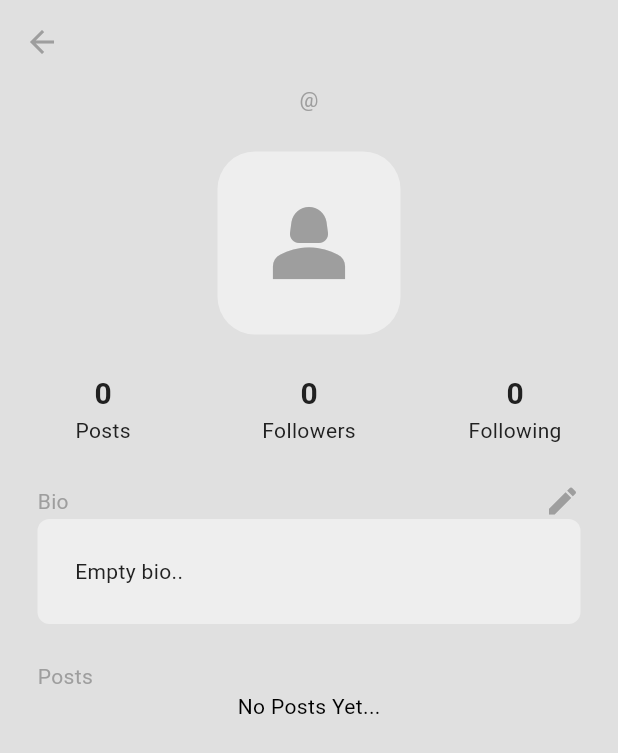
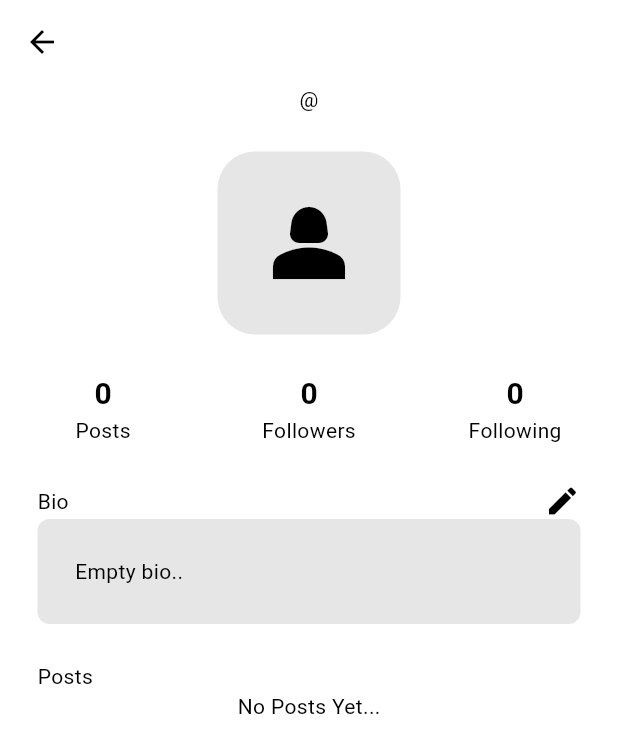
Before and after one commit to Kaushalvadi7/twitter_clone, a Flutter app: the screen it shows once a user with an empty profile is signed in, in the side drawer, after a tap on "P R O F I L E", on a phone screen of 412 x 824 dp. Shown: the top 753 px of the screen. Run offline on Flutter 3.47's test engine with Material 3 defaults, Android fonts, the phone set to English and light mode, and no system bars; our stand-ins replace cloud_firestore, firebase_auth, firebase_core, lottie; accounts and stored records are empty; network calls fail.

Commit message:
feat(ui): update theming and improve layout design
- Enhanced the app's theme for a better user experience
- Updated some layouts for improved UI consistency and responsiveness

```diff
--- a/lib/components/my_button.dart
+++ b/lib/components/my_button.dart
@@ -26,7 +26,7 @@ class MyButton extends StatelessWidget {
         child: Center(
           child: Text(
             text,
-            style: TextStyle(fontWeight: FontWeight.bold, fontSize: 22),
+            style: TextStyle(fontWeight: FontWeight.bold, fontSize: 28),
           ),
         ),
       ),
--- a/lib/components/my_drawer.dart
+++ b/lib/components/my_drawer.dart
@@ -3,6 +3,7 @@ import 'package:twitter_clone/components/my_drawer_tile.dart';
 import 'package:twitter_clone/pages/profile_page.dart';
 import 'package:twitter_clone/pages/search_page.dart';
 import 'package:twitter_clone/pages/settings_page.dart';
+import 'package:twitter_clone/services/auth/auth_gate.dart';
 import 'package:twitter_clone/services/auth/auth_service.dart';
 /*
 Drawer
@@ -19,8 +20,14 @@ class MyDrawer extends StatelessWidget {
   final _auth = AuthService();
 
   //logout function
-  void logout() {
+  void logout(BuildContext context) {
     _auth.logOut();
+
+    // Navigate to the Login Screen and remove previous screens from history
+    Navigator.push(
+      context,
+      MaterialPageRoute(builder: (context) => AuthGate()),
+    );
   }
 
   @override
@@ -33,14 +40,18 @@ class MyDrawer extends StatelessWidget {
           child: Column(
             children: [
               //app logo
+              //twitter logo
               Padding(
-                padding: const EdgeInsets.symmetric(vertical: 50.0),
-                child: Icon(
-                  Icons.person,
-                  size: 72,
-                  color: Theme.of(context).colorScheme.primary,
+                padding: const EdgeInsets.only(top: 40),
+                child: Image.asset(
+                  'assets/images/twitter_logo.jpg',
+                  height: 100,
+                  width: 150,
                 ),
               ),
+
+              const SizedBox(height: 10),
+
 
               //divider line
               Divider(color: Theme.of(context).colorScheme.secondary),
@@ -110,7 +121,7 @@ class MyDrawer extends StatelessWidget {
               MyDrawerTile(
                 title: "L O G O U T",
                 icon: Icons.logout,
-                onTap: logout,
+                onTap: () => logout(context),
               ),
               const SizedBox(height: 10),
             ],
--- a/lib/components/my_drawer_tile.dart
+++ b/lib/components/my_drawer_tile.dart
@@ -18,10 +18,10 @@ class MyDrawerTile extends StatelessWidget {
     return ListTile(
       title: Text(
         title,
-        style: TextStyle(color: Theme.of(context).colorScheme.inversePrimary),
+        style: TextStyle(color: Theme.of(context).colorScheme.inversePrimary,fontWeight: FontWeight.bold,fontSize: 18),
       ),
 
-      leading: Icon(icon, color: Theme.of(context).colorScheme.primary),
+      leading: Icon(icon, color: Theme.of(context).colorScheme.inversePrimary,size: 30,),
       onTap: onTap,
     );
   }
--- a/lib/components/my_input_alert_box.dart
+++ b/lib/components/my_input_alert_box.dart
@@ -23,9 +23,9 @@ class MyInputAlertBox extends StatelessWidget {
       ),
 
       //color
-      backgroundColor: Theme.of(context).colorScheme.surface,
+      backgroundColor: Theme.of(context).colorScheme.tertiary,
 
-      //Textfielf(user types here)
+      //Text field(user types here)
       content: TextField(
         controller: textController,
 
@@ -34,7 +34,7 @@ class MyInputAlertBox extends StatelessWidget {
         maxLines: 3,
 
         decoration: InputDecoration(
-          //border when textfield is unselected
+          //border when text field is unselected
           enabledBorder: OutlineInputBorder(
             borderSide: BorderSide(
               color: Theme.of(context).colorScheme.secondary,
@@ -42,7 +42,7 @@ class MyInputAlertBox extends StatelessWidget {
             borderRadius: BorderRadius.circular(12),
           ),
 
-          //border when textfeild is selected
+          //border when text field is selected
           focusedBorder: OutlineInputBorder(
             borderSide: BorderSide(
               color: Theme.of(context).colorScheme.primary,
@@ -54,7 +54,7 @@ class MyInputAlertBox extends StatelessWidget {
           hintText: hintText,
           hintStyle: TextStyle(color: Theme.of(context).colorScheme.primary),
 
-          //Color inside of textfeild
+          //Color inside of text field
           fillColor: Theme.of(context).colorScheme.secondary,
           filled: true,
 
--- a/lib/components/my_text_field.dart
+++ b/lib/components/my_text_field.dart
@@ -18,7 +18,7 @@ class MyTextField extends StatelessWidget {
       controller: controller,
       obscureText: obscureText,
       decoration: InputDecoration(
-        //border when unselcted
+        //border when unselected
         enabledBorder: OutlineInputBorder(
           borderSide: BorderSide(
             color: Theme.of(context).colorScheme.secondary,
@@ -28,13 +28,13 @@ class MyTextField extends StatelessWidget {
 
         //border when selected
         focusedBorder: OutlineInputBorder(
-          borderSide: BorderSide(color: Theme.of(context).colorScheme.primary),
+          borderSide: BorderSide(color: Theme.of(context).colorScheme.inversePrimary),
           borderRadius: BorderRadius.circular(8),
         ),
         fillColor: Theme.of(context).colorScheme.secondary,
         filled: true,
         hintText: hintText,
-        hintStyle: TextStyle(color: Theme.of(context).colorScheme.primary),
+        hintStyle: TextStyle(color: Theme.of(context).colorScheme.primary, ),
       ),
     );
   }
--- a/lib/pages/login_page.dart
+++ b/lib/pages/login_page.dart
@@ -1,5 +1,3 @@
-// ignore_for_file: unnecessary_string_escapes
-
 import 'package:flutter/material.dart';
 import 'package:twitter_clone/components/my_button.dart';
 import 'package:twitter_clone/components/my_loading_circle.dart';
@@ -59,13 +57,14 @@ class _LoginPageState extends State<LoginPage> {
       backgroundColor: Theme.of(context).colorScheme.surface,
       //body
       body: SafeArea(
+        child: SingleChildScrollView(
           child: Padding(
             padding: const EdgeInsets.symmetric(horizontal: 25.0),
             child: Center(
               child: Column(
                 mainAxisAlignment: MainAxisAlignment.center,
                 children: [
-                const SizedBox(height: 50),
+                  const SizedBox(height: 110),
 
                   //twitter logo
                   Image.asset(
@@ -74,14 +73,14 @@ class _LoginPageState extends State<LoginPage> {
                     width: 200,
                   ),
 
-                const SizedBox(height: 40),
+                  const SizedBox(height: 30),
                   //message,app slogan
                   Center(
                     child: Text(
                       "Welcome Back! Log in to continue",
                       style: TextStyle(
-                      fontSize: 18,
-                      color: Theme.of(context).colorScheme.primary,
+                        fontSize: 19,
+                        color: Theme.of(context).colorScheme.inversePrimary,
                         fontWeight: FontWeight.w500,
                       ),
                     ),
@@ -89,7 +88,7 @@ class _LoginPageState extends State<LoginPage> {
 
                   const SizedBox(height: 25),
 
-                //email Textfield
+                  //email Text field
                   MyTextField(
                     controller: emailController,
                     hintText: "Enter Email Address ..",
@@ -134,6 +133,7 @@ class _LoginPageState extends State<LoginPage> {
                         "Not a member?",
                         style: TextStyle(
                           color: Theme.of(context).colorScheme.primary,
+                          fontSize: 16,
                         ),
                       ),
                       const SizedBox(width: 5),
@@ -143,7 +143,7 @@ class _LoginPageState extends State<LoginPage> {
                           "Register now",
                           style: TextStyle(
                             color: Theme.of(context).colorScheme.inversePrimary,
-                          fontWeight: FontWeight.w600,
+                            fontWeight: FontWeight.w700,fontSize: 17
                           ),
                         ),
                       ),
@@ -154,6 +154,7 @@ class _LoginPageState extends State<LoginPage> {
             ),
           ),
         ),
+      ),
     );
   }
 }
--- a/lib/pages/register_page.dart
+++ b/lib/pages/register_page.dart
@@ -42,7 +42,7 @@ class _RegisterPageState extends State<RegisterPage> {
         //finished loading
         if (mounted) hideLoadingCircle(context);
 
-        //once registerd, create and save user profile in database
+        //once registered, create and save user profile in database
         await _db.saveUserInfoInFirebase(
           name: nameController.text,
           email: emailController.text,
@@ -84,10 +84,11 @@ class _RegisterPageState extends State<RegisterPage> {
         child: Padding(
           padding: const EdgeInsets.symmetric(horizontal: 25.0),
           child: Center(
+            child: SingleChildScrollView(
               child: Column(
                 mainAxisAlignment: MainAxisAlignment.center,
                 children: [
-                const SizedBox(height: 50),
+                  const SizedBox(height: 25),
 
                   //twitter logo
                   Image.asset(
@@ -96,13 +97,13 @@ class _RegisterPageState extends State<RegisterPage> {
                     width: 200,
                   ),
 
-                const SizedBox(height: 40),
+                  const SizedBox(height: 15),
                   //create an account message
                   Center(
                     child: Text(
                       "Let's create an account for you",
                       style: TextStyle(
-                      fontSize: 18,
+                        fontSize: 19,
                         color: Theme.of(context).colorScheme.primary,
                         fontWeight: FontWeight.w500,
                       ),
@@ -111,23 +112,23 @@ class _RegisterPageState extends State<RegisterPage> {
 
                   const SizedBox(height: 25),
 
-                //name Textfield
+                  //name Text field
                   MyTextField(
                     controller: nameController,
                     hintText: "Enter Your Name ..",
                     obscureText: false,
                   ),
 
-                const SizedBox(height: 10),
+                  const SizedBox(height: 12),
 
-                //email Textfield
+                  //email Text field
                   MyTextField(
                     controller: emailController,
                     hintText: "Enter Email Address ..",
                     obscureText: false,
                   ),
 
-                const SizedBox(height: 10),
+                  const SizedBox(height: 12),
 
                   //password field
                   MyTextField(
@@ -136,7 +137,7 @@ class _RegisterPageState extends State<RegisterPage> {
                     obscureText: true,
                   ),
 
-                const SizedBox(height: 10),
+                  const SizedBox(height: 12),
 
                   //confirm password field
                   MyTextField(
@@ -150,7 +151,7 @@ class _RegisterPageState extends State<RegisterPage> {
                   //sign up button
                   MyButton(text: "Register", onTap: register),
 
-                const SizedBox(height: 50),
+                  const SizedBox(height: 30),
 
                   //Already a member? Login Here
                   Row(
@@ -159,7 +160,7 @@ class _RegisterPageState extends State<RegisterPage> {
                       Text(
                         "Already a member?",
                         style: TextStyle(
-                        color: Theme.of(context).colorScheme.primary,
+                          color: Theme.of(context).colorScheme.primary,fontSize: 16
                         ),
                       ),
                       const SizedBox(width: 5),
@@ -171,7 +172,7 @@ class _RegisterPageState extends State<RegisterPage> {
                           "Login Here",
                           style: TextStyle(
                             color: Theme.of(context).colorScheme.inversePrimary,
-                          fontWeight: FontWeight.w600,
+                            fontWeight: FontWeight.w700,fontSize: 17,
                           ),
                         ),
                       ),
@@ -182,6 +183,7 @@ class _RegisterPageState extends State<RegisterPage> {
             ),
           ),
         ),
+      ),
     );
   }
 }
--- a/lib/services/database/database_service.dart
+++ b/lib/services/database/database_service.dart
@@ -64,7 +64,7 @@ class DatabaseService {
   //Get user info
   Future<UserProfile?> getUserFromFirebase(String uid) async {
     try {
-      //retrive user doc from firebase
+      //Retrive user doc from firebase
       DocumentSnapshot userDoc = await _db.collection("Users").doc(uid).get();
 
       //convert doc to userprofile
--- a/lib/themes/dark_mode.dart
+++ b/lib/themes/dark_mode.dart
@@ -2,10 +2,18 @@ import 'package:flutter/material.dart';
 
  ThemeData darkMode = ThemeData(
   colorScheme: ColorScheme.dark(
-    surface: const Color.fromARGB(255, 20, 20, 20),
-    primary: const Color.fromARGB(255, 105, 105, 105),
-    secondary: const Color.fromARGB(255, 30, 30, 30),
-    tertiary: const Color.fromARGB(255, 47, 47, 47),
-    inversePrimary: Colors.grey.shade300,
+
+    surface: const Color(0xFF000000), // Pure black background
+    primary: const Color(0xFFFFFFFF), // Clean white for icons and text
+    secondary: const Color(0xFF272727), // Dark grey for cards/containers
+    tertiary: const Color(0xFF3A3A3A), // Slightly lighter grey for highlights
+    inversePrimary: Colors.white, // Blue accent for links or highlights
+
+
+    // surface: const Color.fromARGB(255, 20, 20, 20),
+    // primary: const Color.fromARGB(255, 105, 105, 105),
+    // secondary: const Color.fromARGB(255, 30, 30, 30),
+    // tertiary: const Color.fromARGB(255, 47, 47, 47),
+    // inversePrimary: Colors.grey.shade300,
   ),
 );
--- a/lib/themes/light_mode.dart
+++ b/lib/themes/light_mode.dart
@@ -2,10 +2,17 @@ import 'package:flutter/material.dart';
 
 ThemeData lightMode = ThemeData(
   colorScheme: ColorScheme.light(
-    surface: Colors.grey.shade300,
-    primary: Colors.grey.shade500,
-    secondary: Colors.grey.shade200,
-    tertiary: Colors.white,
-    inversePrimary: Colors.grey.shade900,
+
+    surface: Colors.white,            // Clean white background
+    primary: Colors.black,            // Dark text/icons for contrast
+    secondary: const Color(0xFFE6E6E6), // Light grey for cards/containers
+    tertiary: const Color(0xFFF0F0F0), // Soft grey highlights
+    inversePrimary: Colors.black, // Blue accent for links or highlight
+
+    // surface: Colors.grey.shade300,
+    // primary: Colors.grey.shade500,
+    // secondary: Colors.grey.shade200,
+    // tertiary: Colors.white,
+    // inversePrimary: Colors.grey.shade900,
   ),
 );
```
Also changed, not shown: lib/services/auth/auth_service.dart (+0 -33 lines), pubspec.lock, 1 other file. Lines whose indentation alone changed are shown as unchanged.
